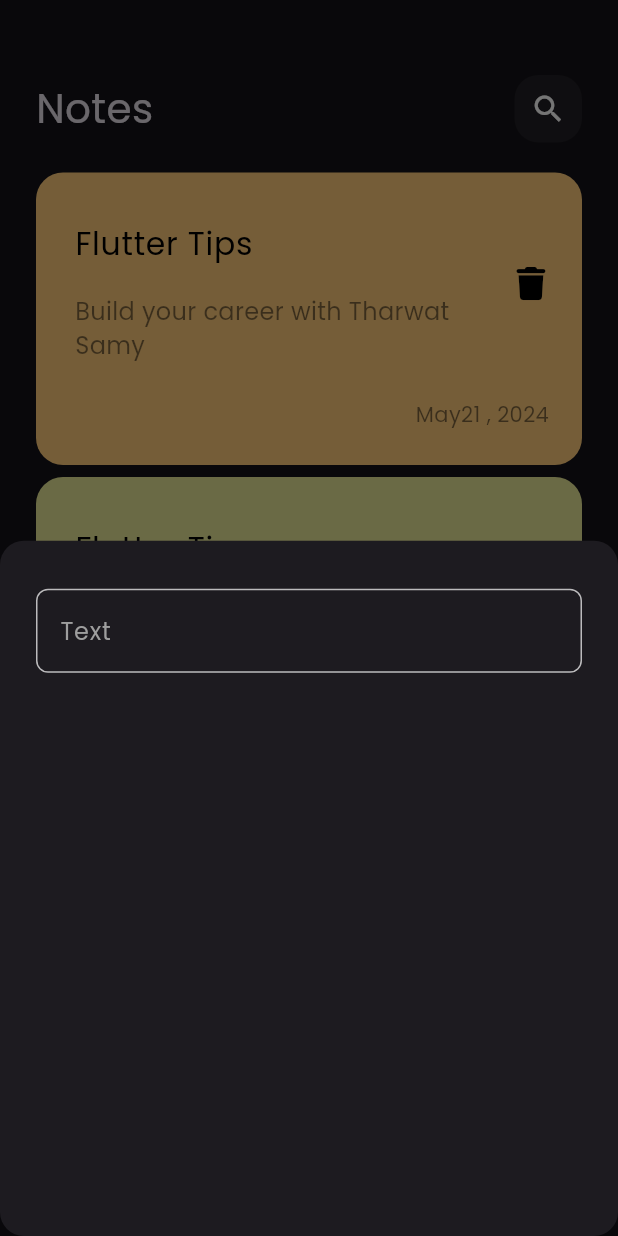
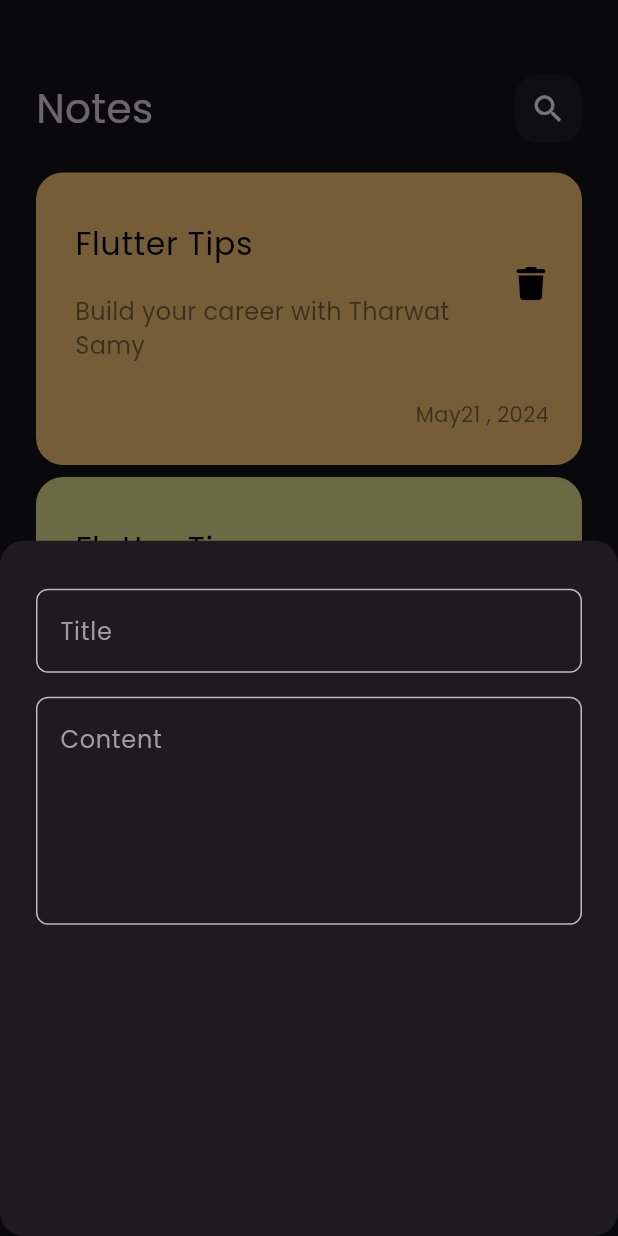
Before and after one commit to KemoEmam/Noted, a Flutter app: the screen it shows after launch, after a tap on the "add" icon, on a phone screen of 412 x 824 dp. Run offline on Flutter 3.47's test engine with Material 3 defaults, Android fonts, the phone set to English and light mode, and no system bars; our stand-ins replace font_awesome_flutter.

Commit message:
add fields to notes bottom sheet

```diff
--- a/lib/widgets/add_note_bottom_sheet.dart
+++ b/lib/widgets/add_note_bottom_sheet.dart
@@ -13,10 +13,19 @@ class AddNoteBottomSheet extends StatelessWidget {
         children: [
           CustomTextField(
               borderColor: Colors.white.withOpacity(.7),
-              hintText: 'Text',
+              hintText: 'Title',
               cursorColor: kPrimaryColor,
               focusedBorderColor: kPrimaryColor,
               textColor: Colors.grey),
+          const SizedBox(height: 16),
+          CustomTextField(
+            borderColor: Colors.white.withOpacity(.7),
+            hintText: 'Content',
+            cursorColor: kPrimaryColor,
+            focusedBorderColor: kPrimaryColor,
+            textColor: Colors.grey,
+            maxLines: 5,
+          )
         ],
       ),
     );
--- a/lib/widgets/custom_text_field.dart
+++ b/lib/widgets/custom_text_field.dart
@@ -10,7 +10,8 @@ class CustomTextField extends StatelessWidget {
       required this.hintText,
       required this.cursorColor,
       required this.textColor,
-      required this.focusedBorderColor});
+      required this.focusedBorderColor,
+      this.maxLines = 1});
   final String hintText;
   final bool? obscureText;
   final Function(String)? onChanged;
@@ -19,9 +20,11 @@ class CustomTextField extends StatelessWidget {
   final Color focusedBorderColor;
   final Color cursorColor;
   final TextInputType? textInputType;
+  final int maxLines;
   @override
   Widget build(BuildContext context) {
     return TextField(
+      maxLines: maxLines,
       cursorColor: cursorColor,
       keyboardType: textInputType,
       obscureText: obscureText!,
```
